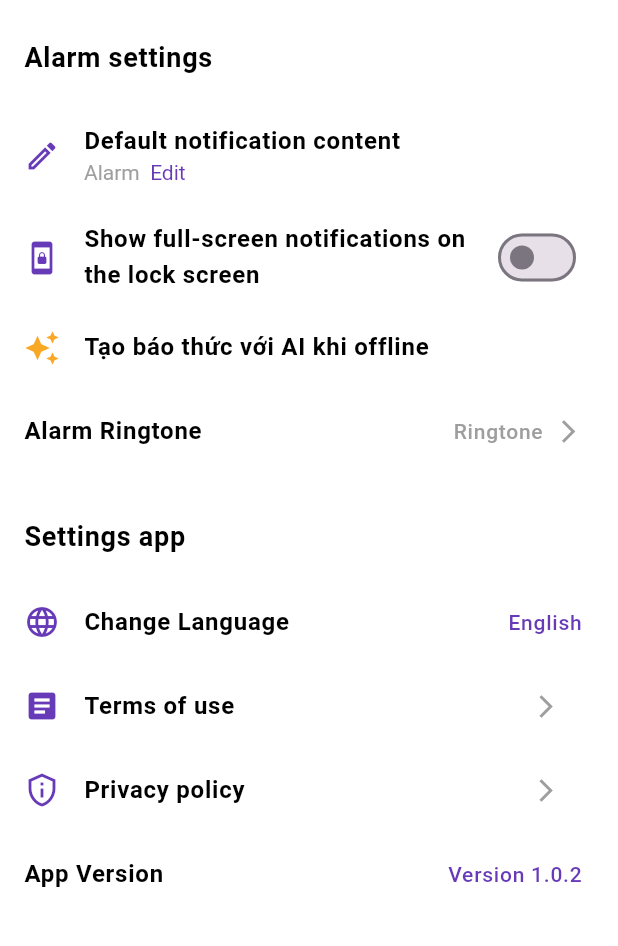
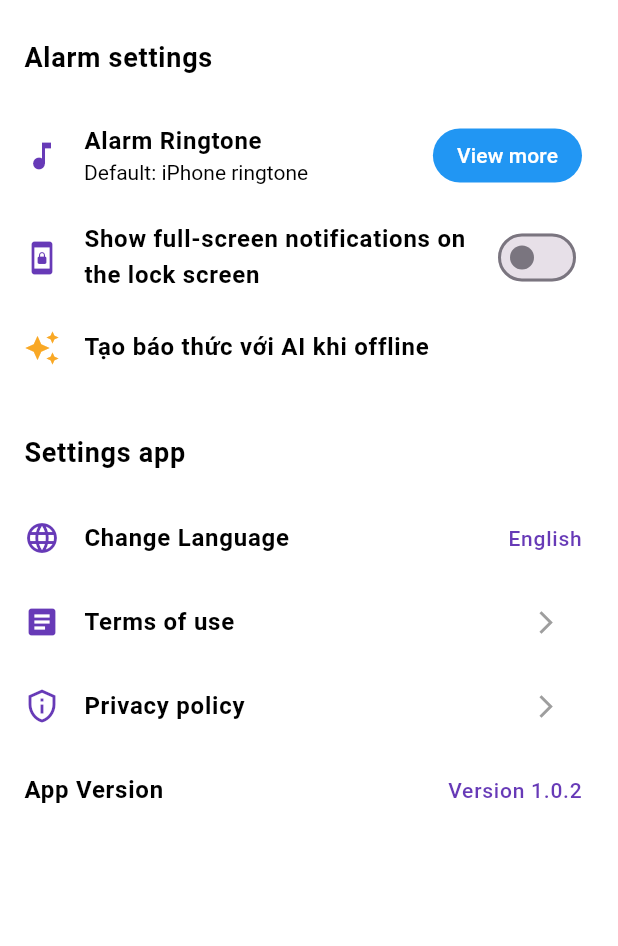
Before and after one commit to jeremienguyen20798/smart_clock, a Flutter app: the SettingsView screen opened directly, on a phone screen of 412 x 824 dp, the part 59-1005 px from its top. Run offline on Flutter 3.47's test engine with Material 3 defaults, Android fonts, the phone set to English and light mode, and no system bars; our stand-ins replace bloc, easy_localization, equatable, firebase_core, firebase_remote_config, flutter_bloc and 8 more; missing offline and left inert: android_power_manager; accounts and stored records are empty; project files that could hold a hidden picture were left out.

Commit message:
commit code: Add ui ringtone play list.

```diff
--- a/assets/translations/en-US.json
+++ b/assets/translations/en-US.json
@@ -13,7 +13,6 @@
     "confirm": "Set",
     "edit": "Edit",
     "settingsTitle": "Settings",
-    "defaultContentNotify": "Default notification content",
     "daily": "Daily",
     "justOnce": "Once",
     "mondayToFriday": "Monday to Friday",
@@ -38,6 +37,6 @@
     "termsOfUse": "Terms of use",
     "settingAlarm": "Alarm settings",
     "displayAlarmInLockScreen": "Show full-screen notifications on the lock screen",
-    "upgradePro": "Upgrade Pro",
-    "translateWithAI": "Translate languages with AI"
+    "viewMore": "View more",
+    "default": "Default: "
 }
--- a/assets/translations/vi-VN.json
+++ b/assets/translations/vi-VN.json
@@ -13,7 +13,6 @@
     "confirm": "Đặt",
     "edit": "Chỉnh sửa",
     "settingsTitle": "Cài đặt",
-    "defaultContentNotify": "Nội dung thông báo mặc định",
     "daily": "Hằng ngày",
     "justOnce": "Một lần",
     "mondayToFriday": "Thứ hai đến thứ sáu",
@@ -38,6 +37,6 @@
     "termsOfUse": "Điều khoản sử dụng",
     "settingAlarm": "Cài đặt báo thức",
     "displayAlarmInLockScreen": "Hiện thị thông báo toàn màn hình ở màn hình khoá",
-    "upgradePro": "Nâng cấp Pro",
-    "translateWithAI": "Dịch ngôn ngữ với AI"
+    "viewMore": "Xem thêm",
+    "default": "Mặc định: "
 }
--- a/lib/features/settings/bloc/settings_event.dart
+++ b/lib/features/settings/bloc/settings_event.dart
@@ -5,9 +5,3 @@ class OnGetDefaultConfigsEvent extends SettingsEvent {}
 class OnPrivacyPolicyEvent extends SettingsEvent {}
 
 class OnFullScreenNotificationEvent extends SettingsEvent {}
-
-class OnEditContentNotificationEvent extends SettingsEvent {
-  final String message;
-
-  OnEditContentNotificationEvent(this.message);
-}
--- a/lib/features/settings/view/settings_view.dart
+++ b/lib/features/settings/view/settings_view.dart
@@ -1,6 +1,5 @@
 //import 'package:android_intent_plus/android_intent.dart';
 import 'package:easy_localization/easy_localization.dart';
-import 'package:flutter/gestures.dart';
 import 'package:flutter/material.dart';
 import 'package:flutter_bloc/flutter_bloc.dart';
 import 'package:flutter_easyloading/flutter_easyloading.dart';
@@ -10,8 +9,6 @@ import 'package:smart_clock/features/settings/bloc/settings_bloc.dart';
 import 'package:smart_clock/features/settings/bloc/settings_event.dart';
 import 'package:smart_clock/features/settings/bloc/settings_state.dart';
 
-import '../../../core/utils/dialog_utils.dart';
-
 class SettingsView extends StatelessWidget {
   const SettingsView({super.key});
 
@@ -19,9 +16,7 @@ class SettingsView extends StatelessWidget {
   Widget build(BuildContext context) {
     return BlocBuilder<SettingsBloc, SettingsState>(builder: (context, state) {
       String localeName = 'Vietnamese';
-      String? messageDefault;
       if (state is GetDefaultConfigsState) {
-        messageDefault = state.messageDefault;
         localeName = context.locale.toLanguageName();
       }
       return Scaffold(
@@ -60,11 +55,11 @@ class SettingsView extends StatelessWidget {
                 children: [
                   const SizedBox(height: 16.0),
                   ListTile(
-                    leading: const Icon(Icons.edit_outlined,
-                        color: Colors.deepPurple),
                     contentPadding: EdgeInsets.zero,
+                    leading:
+                        const Icon(Icons.music_note, color: Colors.deepPurple),
                     title: Text(
-                      'defaultContentNotify'.tr(),
+                      'alarmSoundContent'.tr(),
                       style: const TextStyle(
                         fontSize: 16.0,
                         color: Colors.black,
@@ -72,27 +67,36 @@ class SettingsView extends StatelessWidget {
                       ),
                     ),
                     subtitle: RichText(
-                        text: TextSpan(
-                            text: messageDefault ?? 'alarm'.tr(),
-                            style: const TextStyle(
-                              fontSize: 14.0,
-                              color: Colors.grey,
-                            ),
-                            children: [
-                          const TextSpan(text: '  '),
+                      maxLines: 1,
+                      text: TextSpan(
+                        text: 'default'.tr(),
+                        style: const TextStyle(
+                          fontSize: 14.0,
+                          color: Colors.black,
+                        ),
+                        children: const [
                           TextSpan(
-                              recognizer: TapGestureRecognizer()
-                                ..onTap = () {
-                                  DialogUtils.showEditMessageNotiDialog(context,
-                                      (note) {
-                                    context.read<SettingsBloc>().add(
-                                        OnEditContentNotificationEvent(note));
-                                  });
-                                },
-                              text: 'edit'.tr(),
-                              style: const TextStyle(
-                                  color: Colors.deepPurple, fontSize: 14.0))
-                        ])),
+                              text: 'iPhone ringtone',
+                              style: TextStyle(
+                                  fontSize: 14.0,
+                                  color: Colors.black,
+                                  overflow: TextOverflow.ellipsis)),
+                        ],
+                      ),
+                    ),
+                    trailing: MaterialButton(
+                      onPressed: () {
+                        BottomsheetUtils.showRingtoneBottomSheet(context);
+                      },
+                      color: Colors.blue,
+                      elevation: 0.0,
+                      shape: RoundedRectangleBorder(
+                          borderRadius: BorderRadius.circular(100.0)),
+                      child: Text(
+                        'viewMore'.tr(),
+                        style: const TextStyle(color: Colors.white),
+                      ),
+                    ),
                   ),
                   ListTile(
                     onTap: () {
@@ -131,38 +135,6 @@ class SettingsView extends StatelessWidget {
                         color: Colors.black,
                         fontWeight: FontWeight.bold,
                       ),
-                    ),
-                  ),
-                  ListTile(
-                    contentPadding: EdgeInsets.zero,
-                    title: Text(
-                      'alarmSoundContent'.tr(),
-                      style: const TextStyle(
-                        fontSize: 16.0,
-                        color: Colors.black,
-                        fontWeight: FontWeight.bold,
-                      ),
-                    ),
-                    trailing: Row(
-                      crossAxisAlignment: CrossAxisAlignment.center,
-                      mainAxisSize: MainAxisSize.min,
-                      children: [
-                        const Text(
-                          'Ringtone',
-                          style: TextStyle(
-                            fontSize: 14.0,
-                            color: Colors.grey,
-                          ),
-                        ),
-                        const SizedBox(width: 8.0),
-                        InkWell(
-                            onTap: () {},
-                            child: const Icon(
-                              Icons.arrow_forward_ios,
-                              color: Colors.grey,
-                              size: 18.0,
-                            ))
-                      ],
                     ),
                   ),
                 ],
```
Also changed, not shown: lib/core/utils/bottomsheet_utils.dart (+9 -0 lines), lib/core/utils/dialog_utils.dart (+0 -14 lines), lib/features/settings/bloc/settings_bloc.dart (+0 -8 lines), lib/shared/dialog/edit_message_dialog.dart (deleted, +0 -44 lines), lib/shared/widgets/ringtone_bottomsheet.dart (added, +86 -0 lines).
